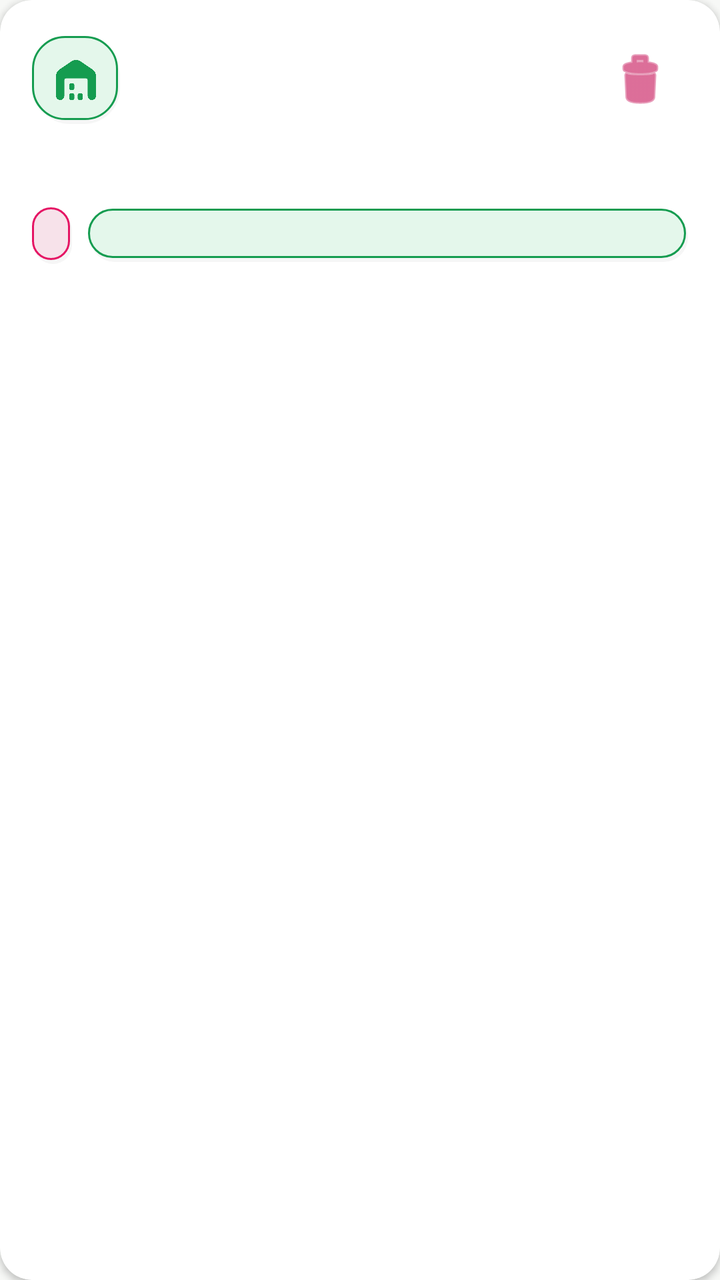
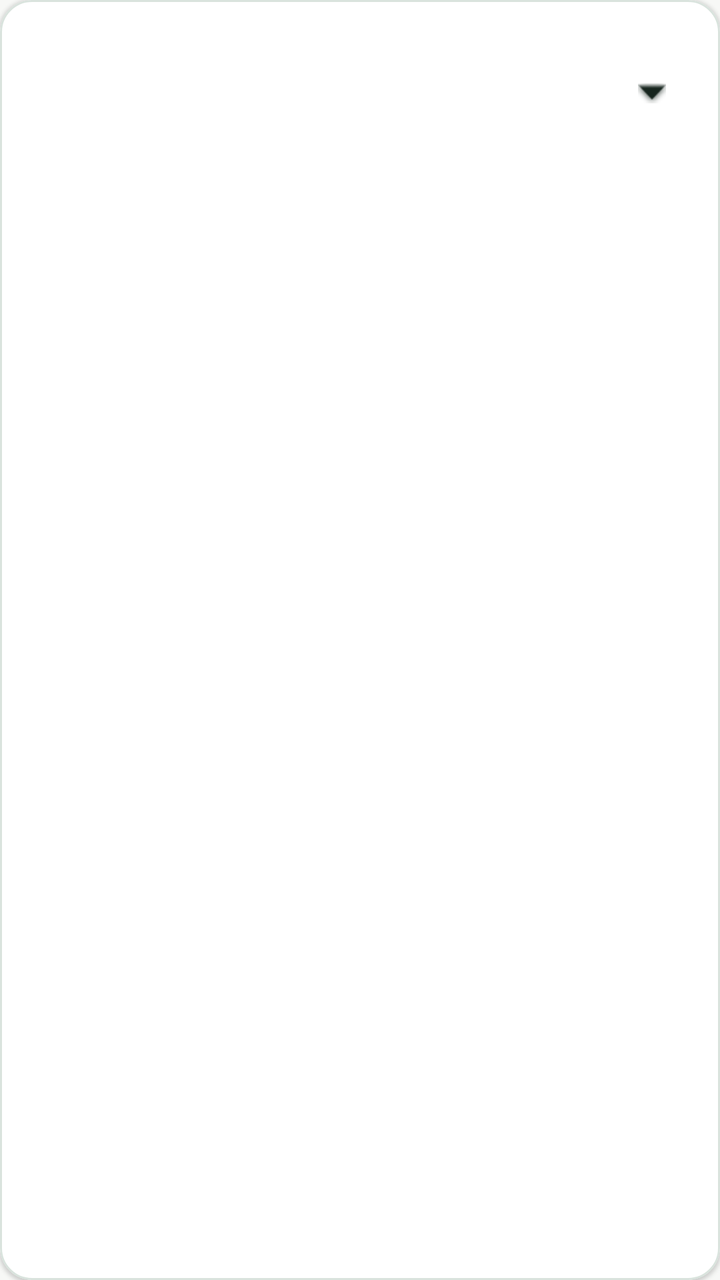

An Android layout rendered at two revisions. The XML below is the earlier revision; the diff shows what the commit changed to produce the second picture.
<!-- AndroidManifest.xml: application theme Theme.DragonView -->
<!-- res/layout/item_inventory_lot.xml -->
<?xml version="1.0" encoding="utf-8"?>
<com.google.android.material.card.MaterialCardView
    xmlns:android="http://schemas.android.com/apk/res/android"
    xmlns:app="http://schemas.android.com/apk/res-auto"
    android:layout_width="match_parent"
    android:layout_height="wrap_content"
    android:layout_marginTop="6dp"
    android:layout_marginBottom="6dp"
    app:cardBackgroundColor="@color/neo_surface_high"
    app:cardCornerRadius="16dp"
    app:cardElevation="2dp"
    app:strokeWidth="0dp">
    <LinearLayout
        android:layout_width="match_parent"
        android:layout_height="wrap_content"
        android:orientation="vertical"
        android:padding="16dp">
        <LinearLayout
            android:layout_width="match_parent"
            android:layout_height="wrap_content"
            android:gravity="center_vertical"
            android:orientation="horizontal">
            <ImageView
                android:layout_width="44dp"
                android:layout_height="44dp"
                android:background="@drawable/soft_green_panel"
                android:contentDescription="Inventory batch"
                android:padding="12dp"
                android:src="@drawable/icon_dataset_inventory"
                app:tint="@color/dragon_green" />
            <TextView
                android:id="@+id/batchText"
                android:layout_width="0dp"
                android:layout_height="wrap_content"
                android:layout_marginStart="14dp"
                android:layout_weight="1"
                android:textColor="@color/ink"
                android:textSize="15sp"
                android:textStyle="bold" />
            <ImageButton
                android:id="@+id/archiveButton"
                android:layout_width="48dp"
                android:layout_height="48dp"
                android:background="?attr/selectableItemBackgroundBorderless"
                android:contentDescription="Remove inventory batch"
                android:padding="13dp"
                android:src="@android:drawable/ic_menu_delete"
                app:tint="@color/dragon_magenta_dark" />
        </LinearLayout>
        <TextView
            android:id="@+id/detailsText"
            android:layout_width="match_parent"
            android:layout_height="wrap_content"
            android:layout_marginTop="10dp"
            android:lineSpacingExtra="2dp"
            android:textColor="@color/muted_ink"
            android:textSize="13sp" />
        <LinearLayout
            android:layout_width="match_parent"
            android:layout_height="wrap_content"
            android:layout_marginTop="12dp"
            android:gravity="center_vertical"
            android:orientation="horizontal">
        <TextView
            android:id="@+id/gradeText"
            android:layout_width="wrap_content"
            android:layout_height="wrap_content"
            android:background="@drawable/soft_pink_panel"
            android:gravity="center"
            android:paddingStart="10dp"
            android:paddingTop="6dp"
            android:paddingEnd="10dp"
            android:paddingBottom="6dp"
            android:textColor="@color/dragon_magenta"
            android:textSize="12sp"
            android:textStyle="bold" />
        <TextView
            android:id="@+id/fifoStatusText"
            android:layout_width="0dp"
            android:layout_height="wrap_content"
            android:layout_marginStart="8dp"
            android:layout_weight="1"
            android:background="@drawable/soft_green_panel"
            android:gravity="center"
            android:maxLines="2"
            android:paddingStart="8dp"
            android:paddingTop="6dp"
            android:paddingEnd="8dp"
            android:paddingBottom="6dp"
            android:textColor="@color/dragon_green"
            android:textSize="11sp"
            android:textStyle="bold" />
        </LinearLayout>
    </LinearLayout>
</com.google.android.material.card.MaterialCardView>
<!-- resources referenced by this layout -->
<resources>
  <color name="dragon_green">#159C50</color>
  <color name="dragon_magenta">#E51564</color>
  <color name="dragon_magenta_dark">#C50E55</color>
  <color name="ink">#211A1E</color>
  <color name="muted_ink">#59635E</color>
  <color name="neo_surface_high">#FFFFFF</color>
  <!-- drawable icon_dataset_inventory: png bitmap (drawable-nodpi, 9689 bytes) -->
  <!-- drawable soft_green_panel (drawable) -->
  <?xml version="1.0" encoding="utf-8"?>
  <layer-list xmlns:android="http://schemas.android.com/apk/res/android">
      <item android:left="1dp" android:top="2dp">
          <shape android:shape="rectangle">
              <solid android:color="@color/neo_shadow" />
              <corners android:radius="18dp" />
          </shape>
      </item>
      <item android:right="1dp" android:bottom="2dp">
          <shape android:shape="rectangle">
              <solid android:color="@color/dragon_green_soft" />
              <stroke android:width="1dp" android:color="@color/home_action_green_border" />
              <corners android:radius="16dp" />
          </shape>
      </item>
  </layer-list>
  <!-- drawable soft_pink_panel (drawable) -->
  <?xml version="1.0" encoding="utf-8"?>
  <layer-list xmlns:android="http://schemas.android.com/apk/res/android">
      <item android:left="1dp" android:top="2dp">
          <shape android:shape="rectangle">
              <solid android:color="@color/neo_shadow" />
              <corners android:radius="16dp" />
          </shape>
      </item>
      <item android:right="1dp" android:bottom="2dp">
          <shape android:shape="rectangle">
              <solid android:color="@color/plum_mist_100" />
              <stroke android:width="1dp" android:color="@color/home_action_pink_border" />
              <corners android:radius="14dp" />
          </shape>
      </item>
  </layer-list>
  <style name="Theme.DragonView" parent="Theme.DragonView.Base" />
  <color name="neo_shadow">#0A18221C</color>
  <color name="dragon_green_soft">#E4F7EB</color>
  <color name="home_action_green_border">@color/dragon_green</color>
  <color name="plum_mist_100">#F7E2EA</color>
  <color name="home_action_pink_border">@color/action_primary</color>
  <color name="action_primary">#E51564</color>
  <color name="on_accent">#FFFFFF</color>
  <color name="dragon_surface_variant">@color/plum_mist_100</color>
  <color name="black">@color/ink</color>
  <color name="dragon_yellow">#9A6514</color>
  <color name="dragon_yellow_soft">#FFF0D5</color>
  <color name="dragon_surface">@color/warm_ivory</color>
  <color name="dragon_outline">#8C7F86</color>
  <color name="dragon_error">#B3261E</color>
  <color name="fifo_urgent_soft">#F8DEDC</color>
  <style name="ShapeAppearance.DragonView.Small" parent="ShapeAppearance.Material3.Corner.Small">
          <item name="cornerFamily">rounded</item>
          <item name="cornerSize">12dp</item>
      </style>
  <style name="ShapeAppearance.DragonView.Medium" parent="ShapeAppearance.Material3.Corner.Medium">
          <item name="cornerFamily">rounded</item>
          <item name="cornerSize">16dp</item>
      </style>
  <style name="ShapeAppearance.DragonView.Large" parent="ShapeAppearance.Material3.Corner.Large">
          <item name="cornerFamily">rounded</item>
          <item name="cornerSize">20dp</item>
      </style>
  <style name="TextAppearance.DragonView.BodyLarge" parent="TextAppearance.Material3.BodyLarge">
          <item name="android:fontFamily">sans-serif</item>
          <item name="android:textColor">@color/ink</item>
          <item name="android:textSize">16sp</item>
          <item name="android:lineSpacingExtra">4dp</item>
      </style>
  <color name="warm_ivory">#F7F8F6</color>
  <color name="neo_surface_low">#F0F3F1</color>
  <color name="white">#FFFFFF</color>
  <color name="plum_orchid_400">#D86892</color>
  <dimen name="button_height">52dp</dimen>
  <dimen name="touch_target">48dp</dimen>
  <color name="focus_ripple">#207D1F43</color>
  <color name="neo_highlight">#DCE3DF</color>
  <!-- unchanged entries left out for length: 9 -->
</resources>

<!-- the commit's change to res/layout/item_inventory_lot.xml (unified diff, before → after) -->
@@ -1,95 +1,66 @@
 <?xml version="1.0" encoding="utf-8"?>
-<com.google.android.material.card.MaterialCardView
-    xmlns:android="http://schemas.android.com/apk/res/android"
+<com.google.android.material.card.MaterialCardView xmlns:android="http://schemas.android.com/apk/res/android"
     xmlns:app="http://schemas.android.com/apk/res-auto"
-    android:layout_width="match_parent"
-    android:layout_height="wrap_content"
-    android:layout_marginTop="6dp"
-    android:layout_marginBottom="6dp"
-    app:cardBackgroundColor="@color/neo_surface_high"
-    app:cardCornerRadius="16dp"
-    app:cardElevation="2dp"
-    app:strokeWidth="0dp">
-    <LinearLayout
-        android:layout_width="match_parent"
-        android:layout_height="wrap_content"
-        android:orientation="vertical"
-        android:padding="16dp">
-        <LinearLayout
-            android:layout_width="match_parent"
-            android:layout_height="wrap_content"
-            android:gravity="center_vertical"
-            android:orientation="horizontal">
-            <ImageView
-                android:layout_width="44dp"
-                android:layout_height="44dp"
-                android:background="@drawable/soft_green_panel"
-                android:contentDescription="Inventory batch"
-                android:padding="12dp"
-                android:src="@drawable/icon_dataset_inventory"
-                app:tint="@color/dragon_green" />
-            <TextView
-                android:id="@+id/batchText"
-                android:layout_width="0dp"
-                android:layout_height="wrap_content"
-                android:layout_marginStart="14dp"
-                android:layout_weight="1"
-                android:textColor="@color/ink"
-                android:textSize="15sp"
-                android:textStyle="bold" />
-            <ImageButton
-                android:id="@+id/archiveButton"
-                android:layout_width="48dp"
-                android:layout_height="48dp"
-                android:background="?attr/selectableItemBackgroundBorderless"
-                android:contentDescription="Remove inventory batch"
-                android:padding="13dp"
-                android:src="@android:drawable/ic_menu_delete"
-                app:tint="@color/dragon_magenta_dark" />
+    android:layout_width="match_parent" android:layout_height="wrap_content"
+    android:layout_marginTop="5dp" android:layout_marginBottom="5dp"
+    app:cardBackgroundColor="@color/white" app:cardCornerRadius="16dp"
+    app:cardElevation="1dp" app:strokeColor="@color/botanical_border" app:strokeWidth="1dp">
+    <LinearLayout android:layout_width="match_parent" android:layout_height="wrap_content"
+        android:orientation="vertical" android:padding="14dp">
+        <LinearLayout android:id="@+id/batchHeader" android:layout_width="match_parent"
+            android:layout_height="wrap_content" android:minHeight="64dp"
+            android:orientation="horizontal" android:gravity="center_vertical"
+            android:background="?attr/selectableItemBackground" android:clickable="true"
+            android:focusable="true">
+            <LinearLayout android:layout_width="0dp" android:layout_height="wrap_content"
+                android:layout_weight="1" android:orientation="vertical">
+                <TextView android:id="@+id/batchText" android:layout_width="match_parent"
+                    android:layout_height="wrap_content" android:fontFamily="monospace"
+                    android:textColor="@color/botanical_ink" android:textSize="19sp"
+                    android:textStyle="bold" android:maxLines="1" android:ellipsize="end" />
+                <TextView android:id="@+id/compositionText" android:layout_width="match_parent"
+                    android:layout_height="wrap_content" android:layout_marginTop="2dp"
+                    android:textColor="@color/muted_ink" android:textSize="13sp" />
+                <TextView android:id="@+id/dateText" android:layout_width="match_parent"
+                    android:layout_height="wrap_content" android:layout_marginTop="2dp"
+                    android:textColor="@color/muted_ink" android:textSize="13sp" />
+            </LinearLayout>
+            <TextView android:id="@+id/piecesText" android:layout_width="wrap_content"
+                android:layout_height="wrap_content" android:layout_marginStart="6dp"
+                android:textColor="@color/botanical_ink" android:textSize="18sp"
+                android:textStyle="bold" android:maxLines="1" />
+            <ImageView android:id="@+id/expandIcon" android:layout_width="40dp"
+                android:layout_height="48dp" android:padding="13dp"
+                android:contentDescription="Expand batch" android:src="@android:drawable/arrow_down_float"
+                app:tint="@color/botanical_ink" />
         </LinearLayout>
-        <TextView
-            android:id="@+id/detailsText"
-            android:layout_width="match_parent"
-            android:layout_height="wrap_content"
-            android:layout_marginTop="10dp"
-            android:lineSpacingExtra="2dp"
-            android:textColor="@color/muted_ink"
-            android:textSize="13sp" />
-        <LinearLayout
-            android:layout_width="match_parent"
-            android:layout_height="wrap_content"
-            android:layout_marginTop="12dp"
-            android:gravity="center_vertical"
-            android:orientation="horizontal">
-        <TextView
-            android:id="@+id/gradeText"
-            android:layout_width="wrap_content"
-            android:layout_height="wrap_content"
-            android:background="@drawable/soft_pink_panel"
-            android:gravity="center"
-            android:paddingStart="10dp"
-            android:paddingTop="6dp"
-            android:paddingEnd="10dp"
-            android:paddingBottom="6dp"
-            android:textColor="@color/dragon_magenta"
-            android:textSize="12sp"
-            android:textStyle="bold" />
-        <TextView
-            android:id="@+id/fifoStatusText"
-            android:layout_width="0dp"
-            android:layout_height="wrap_content"
-            android:layout_marginStart="8dp"
-            android:layout_weight="1"
-            android:background="@drawable/soft_green_panel"
-            android:gravity="center"
-            android:maxLines="2"
-            android:paddingStart="8dp"
-            android:paddingTop="6dp"
-            android:paddingEnd="8dp"
-            android:paddingBottom="6dp"
-            android:textColor="@color/dragon_green"
-            android:textSize="11sp"
-            android:textStyle="bold" />
+        <LinearLayout android:id="@+id/expandedContent" android:layout_width="match_parent"
+            android:layout_height="wrap_content" android:orientation="vertical"
+            android:visibility="gone">
+            <TextView android:id="@+id/ageText" android:layout_width="match_parent"
+                android:layout_height="wrap_content" android:layout_marginTop="4dp"
+                android:textColor="@color/muted_ink" android:textSize="13sp" />
+            <TextView android:id="@+id/breakdownText" android:layout_width="match_parent"
+                android:layout_height="wrap_content" android:layout_marginTop="12dp"
+                android:background="@color/botanical_rose" android:padding="12dp"
+                android:textColor="@color/botanical_ink" android:textSize="14sp"
+                android:lineSpacingExtra="5dp" />
+            <TextView android:layout_width="match_parent" android:layout_height="wrap_content"
+                android:layout_marginTop="8dp" android:text="Estimate value in details"
+                android:textColor="@color/muted_ink" android:textSize="12sp" />
+            <LinearLayout android:layout_width="match_parent" android:layout_height="wrap_content"
+                android:layout_marginTop="8dp" android:orientation="horizontal"
+                android:gravity="center_vertical">
+                <com.google.android.material.button.MaterialButton android:id="@+id/detailsButton"
+                    style="@style/Widget.DragonView.Button.Text" android:layout_width="0dp"
+                    android:layout_height="48dp" android:layout_weight="1"
+                    android:text="View details" android:textColor="@color/botanical_accent" />
+                <ImageButton android:id="@+id/archiveButton" android:layout_width="48dp"
+                    android:layout_height="48dp" android:background="?attr/selectableItemBackgroundBorderless"
+                    android:contentDescription="@string/inventory_remove_batch" android:padding="13dp"
+                    android:src="@android:drawable/ic_menu_delete"
+                    app:tint="@color/muted_ink" />
+            </LinearLayout>
         </LinearLayout>
     </LinearLayout>
 </com.google.android.material.card.MaterialCardView>
<!-- resource entries referenced after the edit -->
@@ -1,53 +1,18 @@
 <!-- resources referenced by this layout -->
 <resources>
-  <color name="dragon_green">#159C50</color>
+  <color name="botanical_accent">#94254E</color>
+  <color name="botanical_border">#D9E3DD</color>
+  <color name="botanical_ink">#17251E</color>
+  <color name="botanical_rose">#FBF1F4</color>
+  <color name="dragon_green">#0D7F40</color>
   <color name="dragon_magenta">#E51564</color>
   <color name="dragon_magenta_dark">#C50E55</color>
   <color name="ink">#211A1E</color>
   <color name="muted_ink">#59635E</color>
   <color name="neo_surface_high">#FFFFFF</color>
-  <!-- drawable icon_dataset_inventory: png bitmap (drawable-nodpi, 9689 bytes) -->
-  <!-- drawable soft_green_panel (drawable) -->
-  <?xml version="1.0" encoding="utf-8"?>
-  <layer-list xmlns:android="http://schemas.android.com/apk/res/android">
-      <item android:left="1dp" android:top="2dp">
-          <shape android:shape="rectangle">
-              <solid android:color="@color/neo_shadow" />
-              <corners android:radius="18dp" />
-          </shape>
-      </item>
-      <item android:right="1dp" android:bottom="2dp">
-          <shape android:shape="rectangle">
-              <solid android:color="@color/dragon_green_soft" />
-              <stroke android:width="1dp" android:color="@color/home_action_green_border" />
-              <corners android:radius="16dp" />
-          </shape>
-      </item>
-  </layer-list>
-  <!-- drawable soft_pink_panel (drawable) -->
-  <?xml version="1.0" encoding="utf-8"?>
-  <layer-list xmlns:android="http://schemas.android.com/apk/res/android">
-      <item android:left="1dp" android:top="2dp">
-          <shape android:shape="rectangle">
-              <solid android:color="@color/neo_shadow" />
-              <corners android:radius="16dp" />
-          </shape>
-      </item>
-      <item android:right="1dp" android:bottom="2dp">
-          <shape android:shape="rectangle">
-              <solid android:color="@color/plum_mist_100" />
-              <stroke android:width="1dp" android:color="@color/home_action_pink_border" />
-              <corners android:radius="14dp" />
-          </shape>
-      </item>
-  </layer-list>
   <style name="Theme.DragonView" parent="Theme.DragonView.Base" />
-  <color name="neo_shadow">#0A18221C</color>
   <color name="dragon_green_soft">#E4F7EB</color>
-  <color name="home_action_green_border">@color/dragon_green</color>
   <color name="plum_mist_100">#F7E2EA</color>
-  <color name="home_action_pink_border">@color/action_primary</color>
-  <color name="action_primary">#E51564</color>
   <color name="on_accent">#FFFFFF</color>
   <color name="dragon_surface_variant">@color/plum_mist_100</color>
   <color name="black">@color/ink</color>
@@ -78,6 +43,21 @@
   <color name="warm_ivory">#F7F8F6</color>
   <color name="neo_surface_low">#F0F3F1</color>
   <color name="white">#FFFFFF</color>
+  <string name="inventory_remove_batch">Remove inventory batch</string>
+  <style name="Widget.DragonView.Button.Text" parent="Widget.Material3.Button.TextButton">
+          <item name="shapeAppearance">@style/ShapeAppearance.DragonView.Small</item>
+          <item name="android:minHeight">@dimen/touch_target</item>
+          <item name="android:minWidth">@dimen/touch_target</item>
+          <item name="android:paddingStart">12dp</item>
+          <item name="android:paddingEnd">12dp</item>
+          <item name="android:textAllCaps">false</item>
+          <item name="android:fontFamily">sans-serif-medium</item>
+          <item name="android:textSize">14sp</item>
+          <item name="android:letterSpacing">0.01</item>
+          <item name="iconPadding">8dp</item>
+          <item name="android:insetTop">0dp</item>
+          <item name="android:insetBottom">0dp</item>
+      </style>
   <color name="plum_orchid_400">#D86892</color>
   <dimen name="button_height">52dp</dimen>
   <dimen name="touch_target">48dp</dimen>
